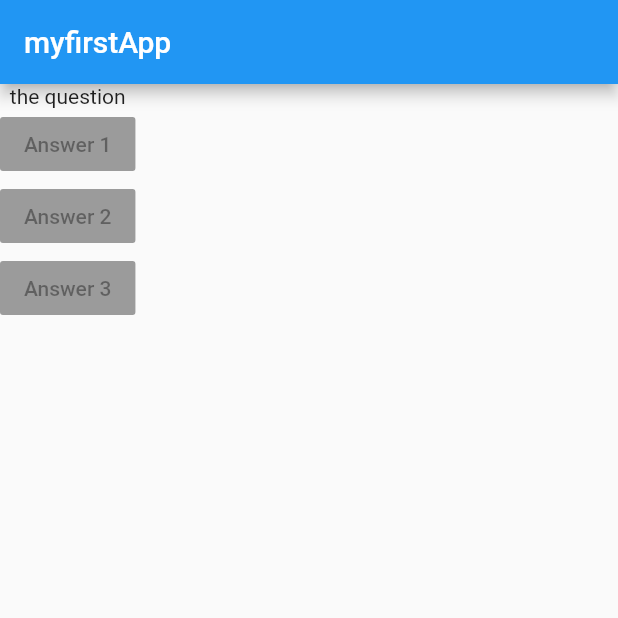
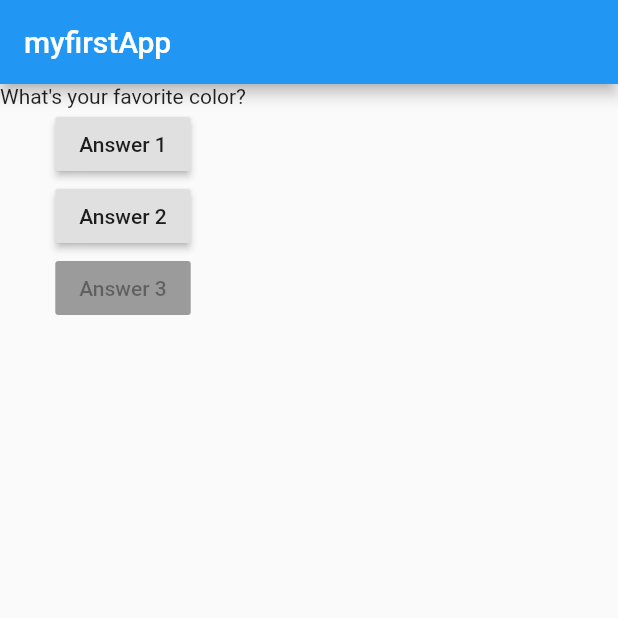
Before and after one commit to ibush100/PersonalityApp, a Flutter app: the screen it shows after launch, on a phone screen of 412 x 824 dp, the top half of it. Run offline on Flutter 3.47's test engine with Material 2 defaults, Android fonts, the phone set to English and light mode, and no system bars.

```diff
--- a/lib/main.dart
+++ b/lib/main.dart
@@ -4,16 +4,27 @@ void main () => runApp(MyApp());
 
 
 class MyApp extends  StatelessWidget{
+  var questionIndex = 0;
+  void answerQuestion() {
+   questionIndex = questionIndex + 1;
+   print(questionIndex);
+  }
+
   @override
   Widget build(BuildContext context) {
+    var questions = [
+      'What\'s your favorite color?',
+      'What\'s your favorite animal?',
+    ];
+
     // TODO: implement build
     return MaterialApp(home: Scaffold(
       appBar: AppBar(title: Text('myfirstApp'),),
       body: Column(
         children:[
-          Text('the question'),
-          RaisedButton (child: Text('Answer 1'), onPressed: null,),
-         RaisedButton (child: Text('Answer 2'), onPressed: null),
+          Text(questions[questionIndex]),
+          RaisedButton (child: Text('Answer 1'), onPressed: answerQuestion,),
+         RaisedButton (child: Text('Answer 2'), onPressed: () => print('answer 2')),
          RaisedButton (child: Text('Answer 3'),onPressed: null)
         ],)
 
```
